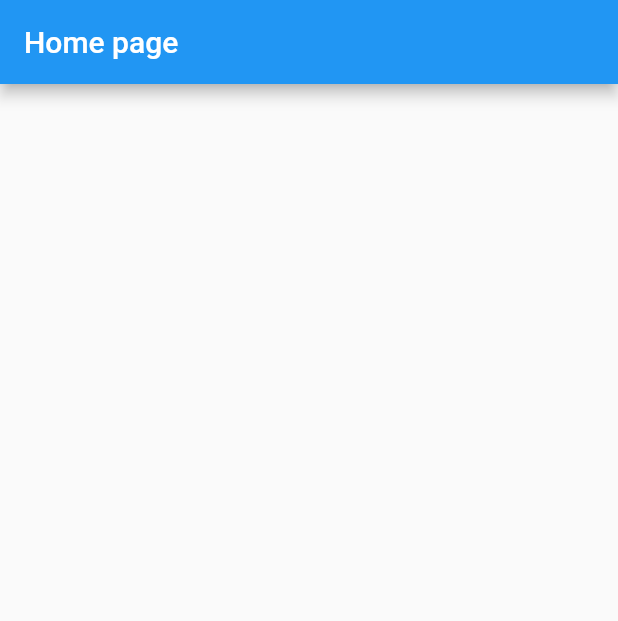
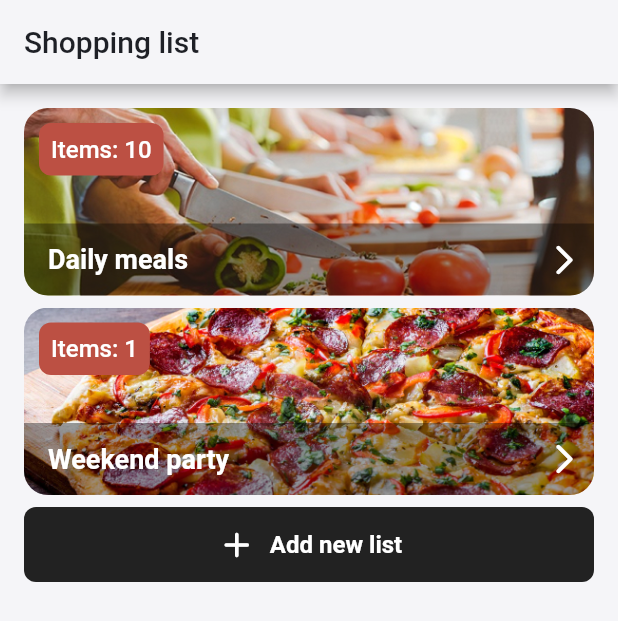
Before and after one commit to ViktorKirjanov/flutter_shopping_list_test, a Flutter app: the screen it shows after launch, on a phone screen of 412 x 824 dp. Shown: the top 621 px of the screen. Run offline on Flutter 3.47's test engine with Material 2 defaults, Android fonts, the light colour scheme and no system bars.

Commit message:
feature: basic UI

```diff
--- /dev/null
+++ b/lib/config/themes.dart
@@ -0,0 +1,60 @@
+import 'package:flutter/material.dart';
+
+class Themes {
+  static const Color white = Color.fromRGBO(255, 255, 255, 1);
+  static const Color greyishBlue = Color.fromRGBO(245, 245, 248, 1);
+  static const Color semiGray = Color.fromRGBO(200, 199, 204, 1);
+  static const Color grey = Colors.grey;
+  static const Color darkGray = Color.fromRGBO(114, 114, 119, 1);
+  static const Color darkestGrey = Color.fromRGBO(34, 34, 34, 1);
+  static const Color black = Color.fromRGBO(30, 32, 38, 1);
+
+  static const Color red = Color.fromARGB(255, 188, 80, 67);
+  static const Color green = Color.fromARGB(255, 46, 133, 115);
+
+  static const borderRadius = BorderRadius.all(Radius.circular(8.0));
+  static const contentPadding = EdgeInsets.all(16.0);
+
+  static final lightTheme = ThemeData(
+    scaffoldBackgroundColor: greyishBlue,
+    appBarTheme: const AppBarTheme(
+      backgroundColor: greyishBlue,
+      foregroundColor: black,
+      iconTheme: IconThemeData(
+        color: black,
+      ),
+    ),
+    inputDecorationTheme: const InputDecorationTheme(
+      contentPadding: contentPadding,
+      filled: true,
+      fillColor: white,
+      border: OutlineInputBorder(
+        borderSide: BorderSide(color: semiGray),
+        borderRadius: borderRadius,
+      ),
+      enabledBorder: OutlineInputBorder(
+        borderSide: BorderSide(color: semiGray),
+        borderRadius: borderRadius,
+      ),
+      focusedBorder: OutlineInputBorder(
+        borderSide: BorderSide(color: darkGray),
+        borderRadius: borderRadius,
+      ),
+      disabledBorder: OutlineInputBorder(
+        borderSide: BorderSide(color: semiGray),
+        borderRadius: borderRadius,
+      ),
+      errorBorder: OutlineInputBorder(
+        borderSide: BorderSide(color: red),
+        borderRadius: borderRadius,
+      ),
+      errorStyle: TextStyle(
+        color: red,
+      ),
+      errorMaxLines: 2,
+      labelStyle: TextStyle(color: darkGray),
+      hintStyle: TextStyle(color: darkGray),
+    ),
+    iconTheme: const IconThemeData(color: darkGray),
+  );
+}
--- a/lib/main.dart
+++ b/lib/main.dart
@@ -1,4 +1,7 @@
 import 'package:flutter/material.dart';
+import 'package:flutter_shopping_list_test/config/themes.dart';
+
+import 'pages/home_page/home_page.dart';
 
 void main() {
   runApp(const MyApp());
@@ -10,30 +13,9 @@ class MyApp extends StatelessWidget {
   @override
   Widget build(BuildContext context) {
     return MaterialApp(
-      title: 'Flutter Shopping list',
-      theme: ThemeData(
-        primarySwatch: Colors.blue,
-      ),
+      title: 'Flutter Shopping',
+      theme: Themes.lightTheme,
       home: const HomePage(),
     );
   }
 }
-
-class HomePage extends StatefulWidget {
-  const HomePage({super.key});
-
-  @override
-  State<HomePage> createState() => _HomePageState();
-}
-
-class _HomePageState extends State<HomePage> {
-  @override
-  Widget build(BuildContext context) {
-    return Scaffold(
-      appBar: AppBar(
-        title: const Text('Home page'),
-      ),
-      body: Container(),
-    );
-  }
-}
--- /dev/null
+++ b/lib/pages/home_page/_widgets/add_button.dart
@@ -0,0 +1,40 @@
+import 'package:flutter/material.dart';
+
+import '../../../config/themes.dart';
+
+class AddButton extends StatelessWidget {
+  final Function onTap;
+
+  const AddButton({super.key, required this.onTap});
+
+  @override
+  Widget build(BuildContext context) {
+    return TextButton(
+      style: TextButton.styleFrom(
+          foregroundColor: Themes.white,
+          backgroundColor: Themes.darkestGrey,
+          shape: const RoundedRectangleBorder(
+            borderRadius: Themes.borderRadius,
+          ),
+          fixedSize: const Size(double.infinity, 50.0)),
+      child: Row(
+        mainAxisAlignment: MainAxisAlignment.center,
+        children: const [
+          Icon(
+            Icons.add_rounded,
+            size: 28.0,
+          ),
+          SizedBox(width: 8.0),
+          Text(
+            'Add new list',
+            style: TextStyle(
+              fontWeight: FontWeight.w700,
+              fontSize: 16.0,
+            ),
+          )
+        ],
+      ),
+      onPressed: () => onTap(),
+    );
+  }
+}
--- /dev/null
+++ b/lib/pages/home_page/_widgets/shopping_list_item.dart
@@ -0,0 +1,92 @@
+import 'package:flutter/material.dart';
+
+import '../../../config/themes.dart';
+import '../../product_list_page/products_page.dart';
+
+class ShoppingListItem extends StatelessWidget {
+  final String title;
+  final int count;
+  final String background;
+
+  const ShoppingListItem({
+    super.key,
+    required this.title,
+    required this.count,
+    required this.background,
+  });
+
+  @override
+  Widget build(BuildContext context) {
+    return Padding(
+      padding: const EdgeInsets.only(bottom: 8.0),
+      child: ClipRRect(
+        borderRadius: const BorderRadius.all(Radius.circular(16.0)),
+        child: SizedBox(
+          height: 125,
+          width: double.infinity,
+          child: Stack(
+            children: <Widget>[
+              Positioned.fill(
+                bottom: 0.0,
+                child: GridTile(
+                  footer: GridTileBar(
+                    title: Text(
+                      title,
+                      style: const TextStyle(
+                        color: Themes.white,
+                        fontSize: 18.0,
+                        fontWeight: FontWeight.bold,
+                      ),
+                    ),
+                    backgroundColor: Colors.black38,
+                    trailing: const Icon(
+                      Icons.arrow_forward_ios_rounded,
+                    ),
+                  ),
+                  child: Image.asset(
+                    background,
+                    fit: BoxFit.cover,
+                  ),
+                ),
+              ),
+              Positioned(
+                top: 10,
+                left: 10,
+                child: Container(
+                  padding: const EdgeInsets.all(8.0),
+                  decoration: const BoxDecoration(
+                    borderRadius: BorderRadius.all(Radius.circular(8.0)),
+                    color: Themes.red,
+                  ),
+                  child: Text(
+                    'Items: $count',
+                    style: const TextStyle(
+                      color: Themes.white,
+                      fontWeight: FontWeight.w500,
+                      fontSize: 16.0,
+                    ),
+                  ),
+                ),
+              ),
+              Positioned.fill(
+                child: Material(
+                  color: Colors.transparent,
+                  child: InkWell(
+                    splashColor: Themes.white.withOpacity(0.2),
+                    onTap: () =>
+                        Navigator.of(context, rootNavigator: true).push(
+                      MaterialPageRoute<bool>(
+                        builder: (BuildContext context) =>
+                            const ProductListPage(),
+                      ),
+                    ),
+                  ),
+                ),
+              ),
+            ],
+          ),
+        ),
+      ),
+    );
+  }
+}
--- /dev/null
+++ b/lib/pages/home_page/home_page.dart
@@ -0,0 +1,45 @@
+import 'package:flutter/material.dart';
+import 'package:flutter_shopping_list_test/pages/new_list/new_list_page.dart';
+
+import '_widgets/add_button.dart';
+import '_widgets/shopping_list_item.dart';
+
+class HomePage extends StatefulWidget {
+  const HomePage({super.key});
+
+  @override
+  State<HomePage> createState() => _HomePageState();
+}
+
+class _HomePageState extends State<HomePage> {
+  @override
+  Widget build(BuildContext context) {
+    return Scaffold(
+      appBar: AppBar(title: const Text("Shopping list")),
+      body: ListView(
+        padding: const EdgeInsets.all(16.0),
+        children: [
+          const ShoppingListItem(
+            title: 'Daily meals',
+            count: 10,
+            background: 'assets/images/group_1.jpg',
+          ),
+          const ShoppingListItem(
+            title: 'Weekend party',
+            count: 1,
+            background: 'assets/images/group_3.jpg',
+          ),
+          SafeArea(
+            child: AddButton(
+              onTap: () => Navigator.of(context, rootNavigator: true).push(
+                MaterialPageRoute<bool>(
+                  builder: (BuildContext context) => const NewListPage(),
+                ),
+              ),
+            ),
+          ),
+        ],
+      ),
+    );
+  }
+}
```
Also changed, not shown: lib/pages/_widgets/product_item.dart (added, +101 -0 lines), lib/pages/new_list/_widgets/background_item.dart (added, +57 -0 lines), lib/pages/new_list/new_list_page.dart (added, +51 -0 lines), lib/pages/product_list_page/_widgets/list_button.dart (added, +45 -0 lines), lib/pages/product_list_page/products_page.dart (added, +60 -0 lines), lib/pages/products_page/products_page.dart (added, +81 -0 lines), pubspec.yaml (+4 -7 lines), assets/images/group_1.jpg (added), assets/images/group_2.jpg (added), assets/images/group_3.jpg (added), assets/images/group_4.jpg (added), assets/products/bananas.png (added).
